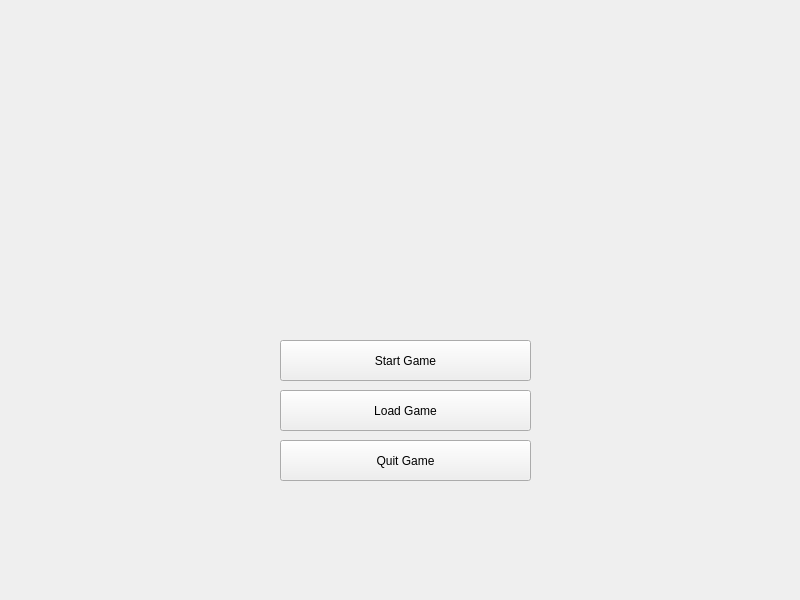
Before: the Qt Designer form MainWindow.ui in zhongvei/Tankoop, drawn with Qt 5.
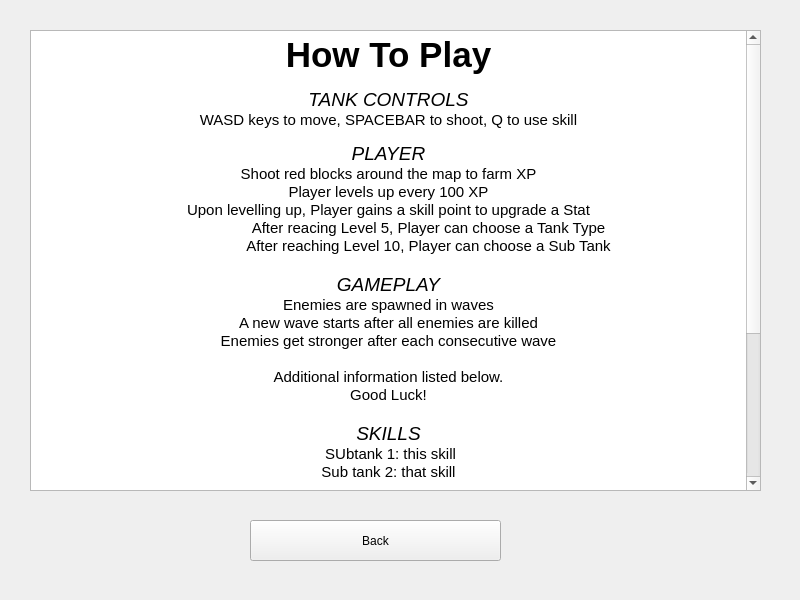
After: the same form once the commit is applied. Icons and pictures are not drawn.

Diff of the .ui file:
```diff
--- a/MainWindow.ui
+++ b/MainWindow.ui
@@ -14,37 +14,66 @@
    <string>MainWindow</string>
   </property>
   <widget class="QWidget" name="centralwidget">
-   <widget class="QPushButton" name="start_button">
+   <widget class="QStackedWidget" name="stackedWidget">
     <property name="geometry">
      <rect>
-      <x>280</x>
-      <y>340</y>
+      <x>0</x>
+      <y>0</y>
+      <width>801</width>
+      <height>601</height>
+     </rect>
+    </property>
+    <property name="currentIndex">
+     <number>2</number>
+    </property>
+    <widget class="QWidget" name="Main">
+     <widget class="QPushButton" name="howtoplay_button">
+      <property name="geometry">
+       <rect>
+        <x>270</x>
+        <y>410</y>
       <width>251</width>
       <height>41</height>
      </rect>
     </property>
     <property name="text">
-     <string>Start Game</string>
-    </property>
-   </widget>
-   <widget class="QPushButton" name="load_button">
+       <string>How To Play</string>
+      </property>
+     </widget>
+     <widget class="QLabel" name="label_2">
     <property name="geometry">
      <rect>
-      <x>280</x>
-      <y>390</y>
+        <x>310</x>
+        <y>150</y>
+        <width>181</width>
+        <height>201</height>
+       </rect>
+      </property>
+      <property name="text">
+       <string/>
+      </property>
+      <property name="pixmap">
+       <pixmap resource="Resources.qrc">:/Resources/img/logo.png</pixmap>
+      </property>
+     </widget>
+     <widget class="QPushButton" name="quit_button">
+      <property name="geometry">
+       <rect>
+        <x>270</x>
+        <y>460</y>
       <width>251</width>
       <height>41</height>
      </rect>
     </property>
     <property name="text">
-     <string>Load Game</string>
+       <string>Quit Game</string>
     </property>
    </widget>
    <widget class="QLabel" name="label">
     <property name="geometry">
      <rect>
-      <x>210</x>
-      <y>30</y>
+        <x>200</x>
+        <y>50</y>
       <width>411</width>
       <height>91</height>
      </rect>
@@ -56,34 +85,146 @@
      <pixmap>:/resource/brand/TANKOOP.png</pixmap>
     </property>
    </widget>
-   <widget class="QPushButton" name="quit_button">
+     <widget class="QPushButton" name="start_button">
     <property name="geometry">
      <rect>
-      <x>280</x>
-      <y>440</y>
+        <x>270</x>
+        <y>360</y>
       <width>251</width>
       <height>41</height>
      </rect>
     </property>
     <property name="text">
-     <string>Quit Game</string>
-    </property>
-   </widget>
-   <widget class="QLabel" name="label_2">
+       <string>Start Game</string>
+      </property>
+     </widget>
+    </widget>
+    <widget class="QWidget" name="EnterName">
+     <widget class="QTextEdit" name="name_entry">
     <property name="geometry">
      <rect>
-      <x>320</x>
+        <x>250</x>
+        <y>210</y>
+        <width>271</width>
+        <height>51</height>
+       </rect>
+      </property>
+     </widget>
+     <widget class="QLabel" name="enter_your_name">
+      <property name="geometry">
+       <rect>
+        <x>0</x>
       <y>130</y>
-      <width>181</width>
-      <height>201</height>
-     </rect>
-    </property>
+        <width>801</width>
+        <height>61</height>
+       </rect>
+      </property>
+      <property name="font">
+       <font>
+        <family>Gill Sans MT</family>
+        <pointsize>36</pointsize>
+       </font>
+      </property>
     <property name="text">
-     <string/>
-    </property>
-    <property name="pixmap">
-     <pixmap resource="Resources.qrc">:/Resources/img/logo.png</pixmap>
-    </property>
+       <string>This is the tale of...</string>
+      </property>
+      <property name="alignment">
+       <set>Qt::AlignCenter</set>
+      </property>
+     </widget>
+     <widget class="QPushButton" name="play_button">
+      <property name="geometry">
+       <rect>
+        <x>250</x>
+        <y>370</y>
+        <width>251</width>
+        <height>41</height>
+       </rect>
+      </property>
+      <property name="text">
+       <string>Play</string>
+      </property>
+     </widget>
+     <widget class="QPushButton" name="back_button_2">
+      <property name="geometry">
+       <rect>
+        <x>10</x>
+        <y>10</y>
+        <width>131</width>
+        <height>41</height>
+       </rect>
+      </property>
+      <property name="text">
+       <string>Back</string>
+      </property>
+     </widget>
+    </widget>
+    <widget class="QWidget" name="GameRulesPage">
+     <widget class="QPushButton" name="back_button">
+      <property name="geometry">
+       <rect>
+        <x>250</x>
+        <y>520</y>
+        <width>251</width>
+        <height>41</height>
+       </rect>
+      </property>
+      <property name="text">
+       <string>Back</string>
+      </property>
+     </widget>
+     <widget class="QTextBrowser" name="game_rules_text">
+      <property name="geometry">
+       <rect>
+        <x>30</x>
+        <y>30</y>
+        <width>731</width>
+        <height>461</height>
+       </rect>
+      </property>
+      <property name="html">
+       <string>&lt;!DOCTYPE HTML PUBLIC &quot;-//W3C//DTD HTML 4.0//EN&quot; &quot;http://www.w3.org/TR/REC-html40/strict.dtd&quot;&gt;
+&lt;html&gt;&lt;head&gt;&lt;meta name=&quot;qrichtext&quot; content=&quot;1&quot; /&gt;&lt;style type=&quot;text/css&quot;&gt;
+p, li { white-space: pre-wrap; }
+&lt;/style&gt;&lt;/head&gt;&lt;body style=&quot; font-family:'MS Shell Dlg 2'; font-size:7.8pt; font-weight:400; font-style:normal;&quot;&gt;
+&lt;p align=&quot;center&quot; style=&quot; margin-top:0px; margin-bottom:0px; margin-left:0px; margin-right:0px; -qt-block-indent:0; text-indent:0px;&quot;&gt;&lt;span style=&quot; font-size:26pt; font-weight:600;&quot;&gt;How To Play&lt;/span&gt;&lt;/p&gt;
+&lt;p align=&quot;center&quot; style=&quot;-qt-paragraph-type:empty; margin-top:0px; margin-bottom:0px; margin-left:0px; margin-right:0px; -qt-block-indent:0; text-indent:0px;&quot;&gt;&lt;br /&gt;&lt;/p&gt;
+&lt;p align=&quot;center&quot; style=&quot; margin-top:0px; margin-bottom:0px; margin-left:0px; margin-right:0px; -qt-block-indent:0; text-indent:0px;&quot;&gt;&lt;span style=&quot; font-size:14pt; font-style:italic;&quot;&gt;TANK CONTROLS&lt;/span&gt;&lt;/p&gt;
+&lt;p align=&quot;center&quot; style=&quot; margin-top:0px; margin-bottom:0px; margin-left:0px; margin-right:0px; -qt-block-indent:0; text-indent:0px;&quot;&gt;&lt;span style=&quot; font-size:11pt;&quot;&gt;WASD keys to move, SPACEBAR to shoot, Q to use skill&lt;/span&gt;&lt;/p&gt;
+&lt;p align=&quot;center&quot; style=&quot;-qt-paragraph-type:empty; margin-top:0px; margin-bottom:0px; margin-left:0px; margin-right:0px; -qt-block-indent:0; text-indent:0px;&quot;&gt;&lt;br /&gt;&lt;/p&gt;
+&lt;p align=&quot;center&quot; style=&quot; margin-top:0px; margin-bottom:0px; margin-left:0px; margin-right:0px; -qt-block-indent:0; text-indent:0px;&quot;&gt;&lt;span style=&quot; font-size:14pt; font-style:italic;&quot;&gt;PLAYER&lt;/span&gt;&lt;/p&gt;
+&lt;p align=&quot;center&quot; style=&quot; margin-top:0px; margin-bottom:0px; margin-left:0px; margin-right:0px; -qt-block-indent:0; text-indent:0px;&quot;&gt;&lt;span style=&quot; font-size:11pt;&quot;&gt;Shoot red blocks around the map to farm XP&lt;/span&gt;&lt;/p&gt;
+&lt;p align=&quot;center&quot; style=&quot; margin-top:0px; margin-bottom:0px; margin-left:0px; margin-right:0px; -qt-block-indent:0; text-indent:0px;&quot;&gt;&lt;span style=&quot; font-size:11pt;&quot;&gt;Player levels up every 100 XP&lt;/span&gt;&lt;/p&gt;
+&lt;p align=&quot;center&quot; style=&quot; margin-top:0px; margin-bottom:0px; margin-left:0px; margin-right:0px; -qt-block-indent:0; text-indent:0px;&quot;&gt;&lt;span style=&quot; font-size:11pt;&quot;&gt;Upon levelling up, Player gains a skill point to upgrade a Stat&lt;/span&gt;&lt;/p&gt;
+&lt;p align=&quot;center&quot; style=&quot; margin-top:0px; margin-bottom:0px; margin-left:0px; margin-right:0px; -qt-block-indent:0; text-indent:0px;&quot;&gt;&lt;span style=&quot; font-size:11pt;&quot;&gt;	After reacing Level 5, Player can choose a Tank Type&lt;/span&gt;&lt;/p&gt;
+&lt;p align=&quot;center&quot; style=&quot; margin-top:0px; margin-bottom:0px; margin-left:0px; margin-right:0px; -qt-block-indent:0; text-indent:0px;&quot;&gt;&lt;span style=&quot; font-size:11pt;&quot;&gt;	After reaching Level 10, Player can choose a Sub Tank&lt;/span&gt;&lt;/p&gt;
+&lt;p align=&quot;center&quot; style=&quot;-qt-paragraph-type:empty; margin-top:0px; margin-bottom:0px; margin-left:0px; margin-right:0px; -qt-block-indent:0; text-indent:0px; font-size:11pt;&quot;&gt;&lt;br /&gt;&lt;/p&gt;
+&lt;p align=&quot;center&quot; style=&quot; margin-top:0px; margin-bottom:0px; margin-left:0px; margin-right:0px; -qt-block-indent:0; text-indent:0px;&quot;&gt;&lt;span style=&quot; font-size:14pt; font-style:italic;&quot;&gt;GAMEPLAY&lt;/span&gt;&lt;/p&gt;
+&lt;p align=&quot;center&quot; style=&quot; margin-top:0px; margin-bottom:0px; margin-left:0px; margin-right:0px; -qt-block-indent:0; text-indent:0px;&quot;&gt;&lt;span style=&quot; font-size:11pt;&quot;&gt;Enemies are spawned in waves&lt;/span&gt;&lt;/p&gt;
+&lt;p align=&quot;center&quot; style=&quot; margin-top:0px; margin-bottom:0px; margin-left:0px; margin-right:0px; -qt-block-indent:0; text-indent:0px;&quot;&gt;&lt;span style=&quot; font-size:11pt;&quot;&gt;A new wave starts after all enemies are killed&lt;/span&gt;&lt;/p&gt;
+&lt;p align=&quot;center&quot; style=&quot; margin-top:0px; margin-bottom:0px; margin-left:0px; margin-right:0px; -qt-block-indent:0; text-indent:0px;&quot;&gt;&lt;span style=&quot; font-size:11pt;&quot;&gt;Enemies get stronger after each consecutive wave&lt;/span&gt;&lt;/p&gt;
+&lt;p align=&quot;center&quot; style=&quot;-qt-paragraph-type:empty; margin-top:0px; margin-bottom:0px; margin-left:0px; margin-right:0px; -qt-block-indent:0; text-indent:0px; font-size:11pt;&quot;&gt;&lt;br /&gt;&lt;/p&gt;
+&lt;p align=&quot;center&quot; style=&quot; margin-top:0px; margin-bottom:0px; margin-left:0px; margin-right:0px; -qt-block-indent:0; text-indent:0px;&quot;&gt;&lt;span style=&quot; font-size:11pt;&quot;&gt;Additional information listed below.&lt;/span&gt;&lt;/p&gt;
+&lt;p align=&quot;center&quot; style=&quot; margin-top:0px; margin-bottom:0px; margin-left:0px; margin-right:0px; -qt-block-indent:0; text-indent:0px;&quot;&gt;&lt;span style=&quot; font-size:11pt;&quot;&gt;Good Luck!&lt;/span&gt;&lt;/p&gt;
+&lt;p align=&quot;center&quot; style=&quot;-qt-paragraph-type:empty; margin-top:0px; margin-bottom:0px; margin-left:0px; margin-right:0px; -qt-block-indent:0; text-indent:0px; font-size:11pt;&quot;&gt;&lt;br /&gt;&lt;/p&gt;
+&lt;p align=&quot;center&quot; style=&quot; margin-top:0px; margin-bottom:0px; margin-left:0px; margin-right:0px; -qt-block-indent:0; text-indent:0px;&quot;&gt;&lt;span style=&quot; font-size:14pt; font-style:italic;&quot;&gt;SKILLS&lt;/span&gt;&lt;/p&gt;
+&lt;p align=&quot;center&quot; style=&quot; margin-top:0px; margin-bottom:0px; margin-left:0px; margin-right:0px; -qt-block-indent:0; text-indent:0px;&quot;&gt;&lt;span style=&quot; font-size:11pt;&quot;&gt; SUbtank 1: this skill&lt;/span&gt;&lt;/p&gt;
+&lt;p align=&quot;center&quot; style=&quot; margin-top:0px; margin-bottom:0px; margin-left:0px; margin-right:0px; -qt-block-indent:0; text-indent:0px;&quot;&gt;&lt;span style=&quot; font-size:11pt;&quot;&gt;Sub tank 2: that skill&lt;/span&gt;&lt;/p&gt;
+&lt;p align=&quot;center&quot; style=&quot;-qt-paragraph-type:empty; margin-top:0px; margin-bottom:0px; margin-left:0px; margin-right:0px; -qt-block-indent:0; text-indent:0px; font-size:11pt;&quot;&gt;&lt;br /&gt;&lt;/p&gt;
+&lt;p align=&quot;center&quot; style=&quot; margin-top:0px; margin-bottom:0px; margin-left:0px; margin-right:0px; -qt-block-indent:0; text-indent:0px;&quot;&gt;&lt;span style=&quot; font-size:14pt; font-style:italic;&quot;&gt;STATS&lt;/span&gt;&lt;/p&gt;
+&lt;p align=&quot;center&quot; style=&quot; margin-top:0px; margin-bottom:0px; margin-left:0px; margin-right:0px; -qt-block-indent:0; text-indent:0px;&quot;&gt;&lt;span style=&quot; font-size:11pt;&quot;&gt; SUbtank 1: this skill&lt;/span&gt;&lt;/p&gt;
+&lt;p align=&quot;center&quot; style=&quot; margin-top:0px; margin-bottom:0px; margin-left:0px; margin-right:0px; -qt-block-indent:0; text-indent:0px;&quot;&gt;&lt;span style=&quot; font-size:11pt;&quot;&gt;Sub tank 2: that skill&lt;/span&gt;&lt;/p&gt;
+&lt;p align=&quot;center&quot; style=&quot;-qt-paragraph-type:empty; margin-top:0px; margin-bottom:0px; margin-left:0px; margin-right:0px; -qt-block-indent:0; text-indent:0px; font-size:11pt;&quot;&gt;&lt;br /&gt;&lt;/p&gt;
+&lt;p align=&quot;center&quot; style=&quot; margin-top:0px; margin-bottom:0px; margin-left:0px; margin-right:0px; -qt-block-indent:0; text-indent:0px;&quot;&gt;&lt;span style=&quot; font-size:14pt; font-style:italic;&quot;&gt;TANK TYPES&lt;/span&gt;&lt;/p&gt;
+&lt;p align=&quot;center&quot; style=&quot; margin-top:0px; margin-bottom:0px; margin-left:0px; margin-right:0px; -qt-block-indent:0; text-indent:0px;&quot;&gt;&lt;span style=&quot; font-size:11pt;&quot;&gt; SUbtank 1: this skill&lt;/span&gt;&lt;/p&gt;
+&lt;p align=&quot;center&quot; style=&quot; margin-top:0px; margin-bottom:0px; margin-left:0px; margin-right:0px; -qt-block-indent:0; text-indent:0px;&quot;&gt;&lt;span style=&quot; font-size:11pt;&quot;&gt;Sub tank 2: that skill&lt;/span&gt;&lt;/p&gt;
+&lt;p align=&quot;center&quot; style=&quot;-qt-paragraph-type:empty; margin-top:0px; margin-bottom:0px; margin-left:0px; margin-right:0px; -qt-block-indent:0; text-indent:0px; font-size:11pt;&quot;&gt;&lt;br /&gt;&lt;/p&gt;
+&lt;p align=&quot;center&quot; style=&quot; margin-top:0px; margin-bottom:0px; margin-left:0px; margin-right:0px; -qt-block-indent:0; text-indent:0px;&quot;&gt;&lt;span style=&quot; font-size:14pt; font-style:italic;&quot;&gt;SUB TANKS&lt;/span&gt;&lt;/p&gt;
+&lt;p align=&quot;center&quot; style=&quot; margin-top:0px; margin-bottom:0px; margin-left:0px; margin-right:0px; -qt-block-indent:0; text-indent:0px;&quot;&gt;&lt;span style=&quot; font-size:11pt;&quot;&gt; SUbtank 1: this skill&lt;/span&gt;&lt;/p&gt;
+&lt;p align=&quot;center&quot; style=&quot; margin-top:0px; margin-bottom:0px; margin-left:0px; margin-right:0px; -qt-block-indent:0; text-indent:0px;&quot;&gt;&lt;span style=&quot; font-size:11pt;&quot;&gt;Sub tank 2: that skill&lt;/span&gt;&lt;/p&gt;&lt;/body&gt;&lt;/html&gt;</string>
+      </property>
+     </widget>
+    </widget>
    </widget>
   </widget>
  </widget>
```
Lines whose indentation alone changed are shown as unchanged.
